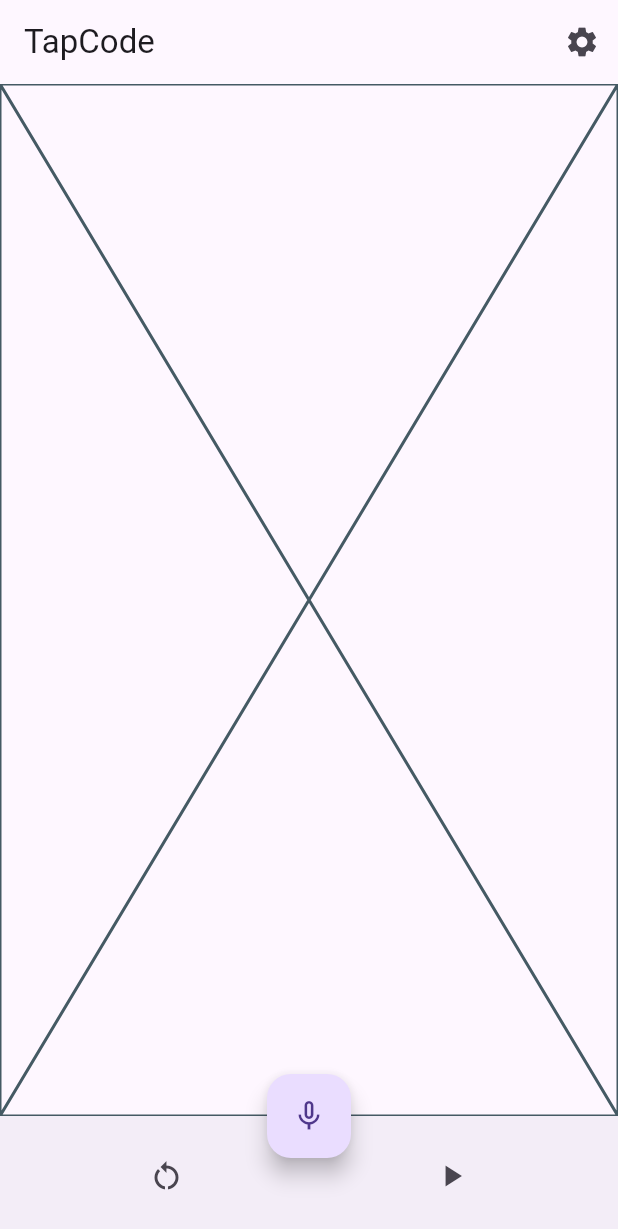
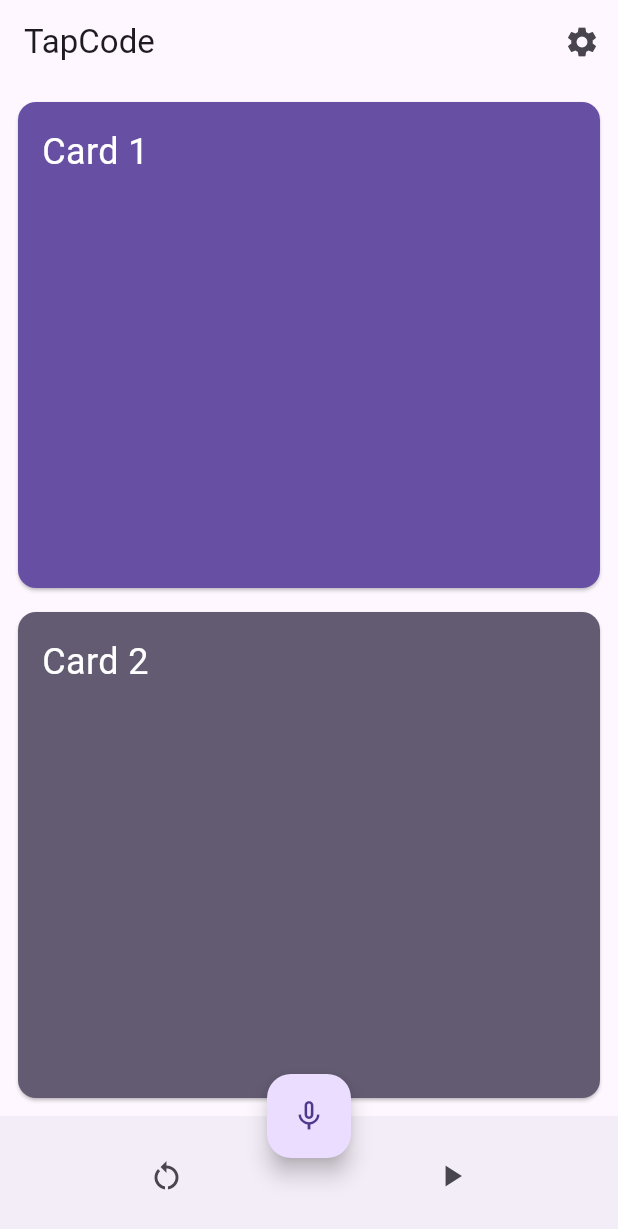
Before and after one commit to BalajiLeninrajan/tap_code, a Flutter app: the screen it shows after launch, on a phone screen of 412 x 824 dp. Shown: the top 1229 px of the screen. Run offline on Flutter 3.47's test engine with Material 3 defaults, Android fonts, the phone set to English and light mode, and no system bars; drawn by our look-alikes of avatar_glow, dynamic_color; our stand-ins replace shared_preferences, speech_to_text; generated files the repository leaves out were written again.

Commit message:
Created basic UI for translation cards

```diff
--- a/lib/src/screens/home.dart
+++ b/lib/src/screens/home.dart
@@ -1,9 +1,10 @@
 import 'package:flutter/material.dart';
 import 'package:tap_code/src/controllers/speech_to_text/stt_controller.dart';
+
 import 'package:tap_code/src/widgets/bottom_controls.dart';
-
 import 'package:tap_code/src/widgets/home_app_bar.dart';
 import 'package:tap_code/src/widgets/recording_button.dart';
+import 'package:tap_code/src/widgets/translation_cards.dart';
 
 class HomeView extends StatelessWidget {
   const HomeView({super.key, required this.sttController});
@@ -16,7 +17,7 @@ class HomeView extends StatelessWidget {
   Widget build(BuildContext context) {
     return Scaffold(
       appBar: const HomeAppBar(),
-      body: const Placeholder(),
+      body: const TranslationCards(),
       bottomNavigationBar: const BottomControls(),
       floatingActionButtonLocation: FloatingActionButtonLocation.centerDocked,
       floatingActionButton: RecordingButton(sttController: sttController),
--- a/lib/src/widgets/home_app_bar.dart
+++ b/lib/src/widgets/home_app_bar.dart
@@ -9,6 +9,7 @@ class HomeAppBar extends StatelessWidget implements PreferredSizeWidget {
   @override
   Widget build(BuildContext context) {
     return AppBar(
+      scrolledUnderElevation: 0,
       title: const Text('TapCode'),
       actions: [
         IconButton(
--- /dev/null
+++ b/lib/src/widgets/translation_cards.dart
@@ -0,0 +1,57 @@
+import 'package:flutter/material.dart';
+
+class TranslationCards extends StatefulWidget {
+  const TranslationCards({super.key});
+
+  @override
+  State<TranslationCards> createState() => _TranslationCardsState();
+}
+
+class _TranslationCardsState extends State<TranslationCards> {
+  @override
+  Widget build(BuildContext context) {
+    return Padding(
+      padding: const EdgeInsets.all(8.0),
+      child: Column(
+        crossAxisAlignment: CrossAxisAlignment.stretch,
+        children: [
+          Expanded(
+            child: Card(
+              color: Theme.of(context).colorScheme.primary,
+              child: Padding(
+                padding: const EdgeInsets.all(16.0),
+                child: SingleChildScrollView(
+                  child: Text(
+                    'Card 1',
+                    style: TextStyle(
+                      color: Theme.of(context).colorScheme.onPrimary,
+                      fontSize: 24,
+                    ),
+                  ),
+                ),
+              ),
+            ),
+          ),
+          const SizedBox(height: 8),
+          Expanded(
+            child: Card(
+              color: Theme.of(context).colorScheme.secondary,
+              child: Padding(
+                padding: const EdgeInsets.all(16.0),
+                child: SingleChildScrollView(
+                  child: Text(
+                    'Card 2',
+                    style: TextStyle(
+                      color: Theme.of(context).colorScheme.onSecondary,
+                      fontSize: 24,
+                    ),
+                  ),
+                ),
+              ),
+            ),
+          ),
+        ],
+      ),
+    );
+  }
+}
```
